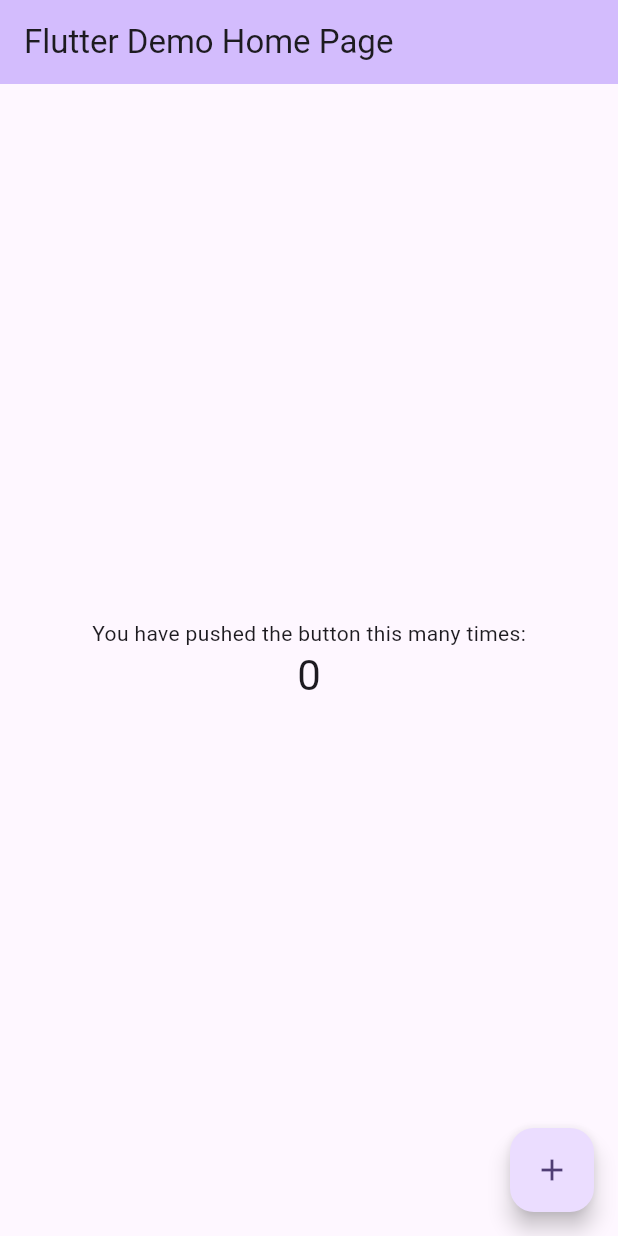
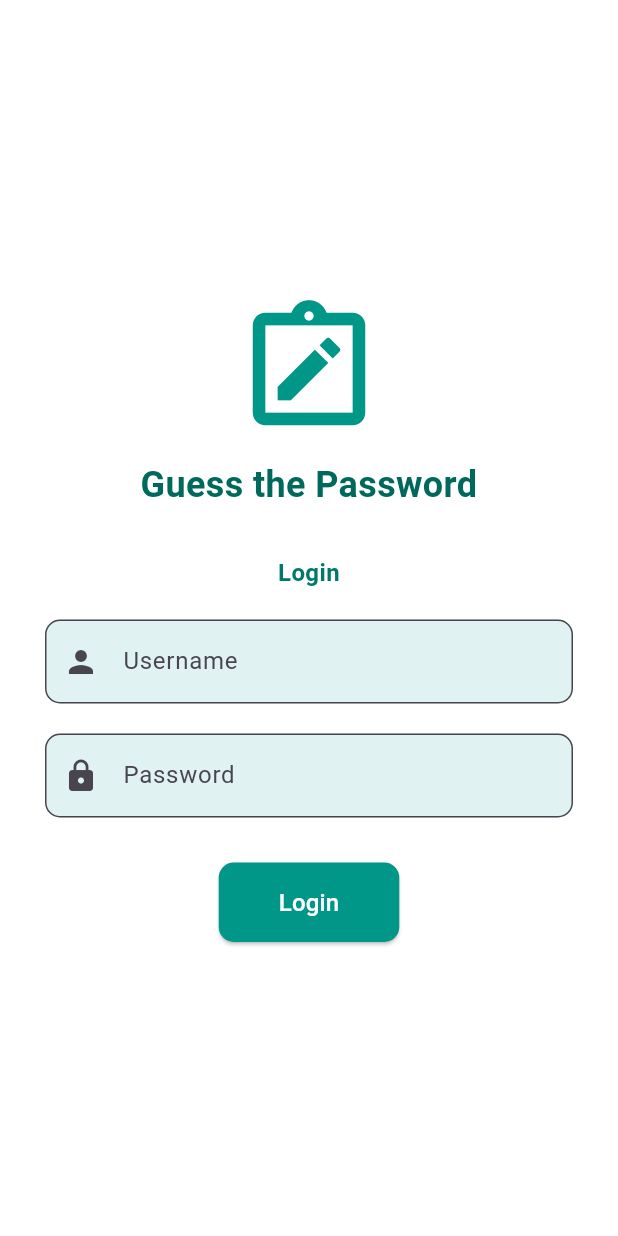
Before and after one commit to yeahhitsme/LabMobile3_AbdulAziz_ShiftE, a Flutter app: the screen it shows after launch, on a phone screen of 412 x 824 dp. Run offline on Flutter 3.47's test engine with Material 3 defaults, Android fonts, the phone set to English and light mode, and no system bars; our stand-ins replace shared_preferences.

Commit message:
final maybe

```diff
--- /dev/null
+++ b/lib/login_page.dart
@@ -0,0 +1,103 @@
+import 'package:flutter/material.dart';
+import 'package:shared_preferences/shared_preferences.dart';
+
+class LoginPage extends StatefulWidget {
+  const LoginPage({super.key});
+
+  @override
+  // ignore: library_private_types_in_public_api
+  _LoginPageState createState() => _LoginPageState();
+}
+
+class _LoginPageState extends State<LoginPage> {
+  final TextEditingController _usernameController = TextEditingController();
+  final TextEditingController _passwordController = TextEditingController();
+
+  Future<void> _login() async {
+    // Validasi login sederhana
+    if (_usernameController.text.isNotEmpty && _passwordController.text == '12345') {
+      SharedPreferences prefs = await SharedPreferences.getInstance();
+      await prefs.setString('username', _usernameController.text);
+      // ignore: use_build_context_synchronously
+      Navigator.pushReplacementNamed(context, '/dashboard');
+    } else {
+      ScaffoldMessenger.of(context).showSnackBar(
+        const SnackBar(content: Text('Username atau Password salah')),
+      );
+    }
+  }
+
+  @override
+  Widget build(BuildContext context) {
+    return Scaffold(
+      body: Center(
+        child: Padding(
+          padding: const EdgeInsets.symmetric(horizontal: 30.0),
+          child: Column(
+            mainAxisAlignment: MainAxisAlignment.center,
+            children: [
+              const Icon(
+                Icons.note_alt_outlined, // Ikon catatan
+                size: 100,
+                color: Colors.teal,
+              ),
+              const SizedBox(height: 10),
+              Text(
+                'Guess the Password',
+                textAlign: TextAlign.center,
+                style: TextStyle(
+                  fontSize: 24,
+                  fontWeight: FontWeight.bold,
+                  color: Colors.teal[800],
+                ),
+              ),
+              const SizedBox(height: 30),
+              Text(
+                'Login',
+                textAlign: TextAlign.center,
+                style: TextStyle(
+                  fontSize: 16,
+                  fontWeight: FontWeight.bold,
+                  color: Colors.teal[700],
+                ),
+              ),
+              const SizedBox(height: 20),
+              TextField(
+                controller: _usernameController,
+                decoration: const InputDecoration(
+                  labelText: 'Username',
+                  prefixIcon: Icon(Icons.person),
+                ),
+              ),
+              const SizedBox(height: 20),
+              TextField(
+                controller: _passwordController,
+                obscureText: true,
+                decoration: const InputDecoration(
+                  labelText: 'Password',
+                  prefixIcon: Icon(Icons.lock),
+                ),
+              ),
+              const SizedBox(height: 30),
+              ElevatedButton(
+                onPressed: _login,
+                style: ElevatedButton.styleFrom(
+                  backgroundColor: Colors.teal,
+                  foregroundColor: Colors.white,
+                  padding: const EdgeInsets.symmetric(horizontal: 40, vertical: 15),
+                  shape: RoundedRectangleBorder(
+                    borderRadius: BorderRadius.circular(10),
+                  ),
+                ),
+                child: const Text(
+                  'Login',
+                  style: TextStyle(fontSize: 16),
+                ),
+              ),
+            ],
+          ),
+        ),
+      ),
+    );
+  }
+}
--- a/lib/main.dart
+++ b/lib/main.dart
@@ -1,4 +1,6 @@
 import 'package:flutter/material.dart';
+import 'login_page.dart';
+import 'dashboard_page.dart';
 
 void main() {
   runApp(const MyApp());
@@ -7,119 +9,26 @@
 class MyApp extends StatelessWidget {
   const MyApp({super.key});
 
-  // This widget is the root of your application.
   @override
   Widget build(BuildContext context) {
     return MaterialApp(
-      title: 'Flutter Demo',
+      title: 'Aplikasi Catatan',
       theme: ThemeData(
-        // This is the theme of your application.
-        //
-        // TRY THIS: Try running your application with "flutter run". You'll see
-        // the application has a purple toolbar. Then, without quitting the app,
-        // try changing the seedColor in the colorScheme below to Colors.green
-        // and then invoke "hot reload" (save your changes or press the "hot
-        // reload" button in a Flutter-supported IDE, or press "r" if you used
-        // the command line to start the app).
-        //
-        // Notice that the counter didn't reset back to zero; the application
-        // state is not lost during the reload. To reset the state, use hot
-        // restart instead.
-        //
-        // This works for code too, not just values: Most code changes can be
-        // tested with just a hot reload.
-        colorScheme: ColorScheme.fromSeed(seedColor: Colors.deepPurple),
-        useMaterial3: true,
+        primarySwatch: Colors.teal, // Menggunakan warna teal
+        scaffoldBackgroundColor: Colors.white, // Latar belakang putih
+        inputDecorationTheme: InputDecorationTheme(
+          filled: true,
+          fillColor: Colors.teal[50], // Warna background form
+          border: OutlineInputBorder(
+            borderRadius: BorderRadius.circular(10.0),
+          ),
+        ),
       ),
-      home: const MyHomePage(title: 'Flutter Demo Home Page'),
+      initialRoute: '/',
+      routes: {
+        '/': (context) => const LoginPage(),
+        '/dashboard': (context) => const DashboardPage(),
+      },
     );
   }
 }
-
-class MyHomePage extends StatefulWidget {
-  const MyHomePage({super.key, required this.title});
-
-  // This widget is the home page of your application. It is stateful, meaning
-  // that it has a State object (defined below) that contains fields that affect
-  // how it looks.
-
-  // This class is the configuration for the state. It holds the values (in this
-  // case the title) provided by the parent (in this case the App widget) and
-  // used by the build method of the State. Fields in a Widget subclass are
-  // always marked "final".
-
-  final String title;
-
-  @override
-  State<MyHomePage> createState() => _MyHomePageState();
-}
-
-class _MyHomePageState extends State<MyHomePage> {
-  int _counter = 0;
-
-  void _incrementCounter() {
-    setState(() {
-      // This call to setState tells the Flutter framework that something has
-      // changed in this State, which causes it to rerun the build method below
-      // so that the display can reflect the updated values. If we changed
-      // _counter without calling setState(), then the build method would not be
-      // called again, and so nothing would appear to happen.
-      _counter++;
-    });
-  }
-
-  @override
-  Widget build(BuildContext context) {
-    // This method is rerun every time setState is called, for instance as done
-    // by the _incrementCounter method above.
-    //
-    // The Flutter framework has been optimized to make rerunning build methods
-    // fast, so that you can just rebuild anything that needs updating rather
-    // than having to individually change instances of widgets.
-    return Scaffold(
-      appBar: AppBar(
-        // TRY THIS: Try changing the color here to a specific color (to
-        // Colors.amber, perhaps?) and trigger a hot reload to see the AppBar
-        // change color while the other colors stay the same.
-        backgroundColor: Theme.of(context).colorScheme.inversePrimary,
-        // Here we take the value from the MyHomePage object that was created by
-        // the App.build method, and use it to set our appbar title.
-        title: Text(widget.title),
-      ),
-      body: Center(
-        // Center is a layout widget. It takes a single child and positions it
-        // in the middle of the parent.
-        child: Column(
-          // Column is also a layout widget. It takes a list of children and
-          // arranges them vertically. By default, it sizes itself to fit its
-          // children horizontally, and tries to be as tall as its parent.
-          //
-          // Column has various properties to control how it sizes itself and
-          // how it positions its children. Here we use mainAxisAlignment to
-          // center the children vertically; the main axis here is the vertical
-          // axis because Columns are vertical (the cross axis would be
-          // horizontal).
-          //
-          // TRY THIS: Invoke "debug painting" (choose the "Toggle Debug Paint"
-          // action in the IDE, or press "p" in the console), to see the
-          // wireframe for each widget.
-          mainAxisAlignment: MainAxisAlignment.center,
-          children: <Widget>[
-            const Text(
-              'You have pushed the button this many times:',
-            ),
-            Text(
-              '$_counter',
-              style: Theme.of(context).textTheme.headlineMedium,
-            ),
-          ],
-        ),
-      ),
-      floatingActionButton: FloatingActionButton(
-        onPressed: _incrementCounter,
-        tooltip: 'Increment',
-        child: const Icon(Icons.add),
-      ), // This trailing comma makes auto-formatting nicer for build methods.
-    );
-  }
-}
--- a/pubspec.yaml
+++ b/pubspec.yaml
@@ -1,4 +1,4 @@
-name: tugas3
+name: your_secret
 description: "A new Flutter project."
 # The following line prevents the package from being accidentally published to
 # pub.dev using `flutter pub publish`. This is preferred for private packages.
@@ -35,6 +35,7 @@ dependencies:
   # The following adds the Cupertino Icons font to your application.
   # Use with the CupertinoIcons class for iOS style icons.
   cupertino_icons: ^1.0.8
+  shared_preferences: ^2.0.17
 
 dev_dependencies:
   flutter_test:
```
Also changed, not shown: lib/dashboard_page.dart (added, +55 -0 lines), lib/home_screen.dart (added, +57 -0 lines), lib/login_screen.dart (added, +55 -0 lines), lib/sidemenu.dart (added, +60 -0 lines), pubspec.lock, ss_dashboard.png (added), ss_login1.png (added), ss_login2.png (added), 18 other files.
